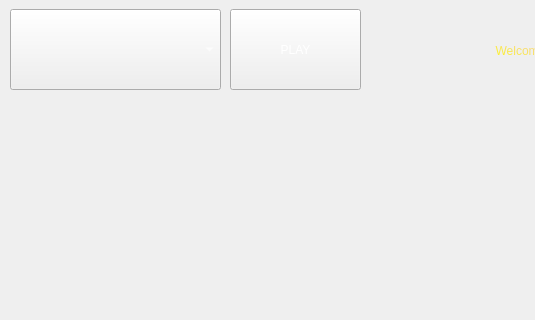
brahmihub/League_of_Legends-Champs_Generator, file generchamp.ui: the form before one commit; both pictures show x 0 to 535 and y 0 to 320 of the 1242 by 844 pixel window.
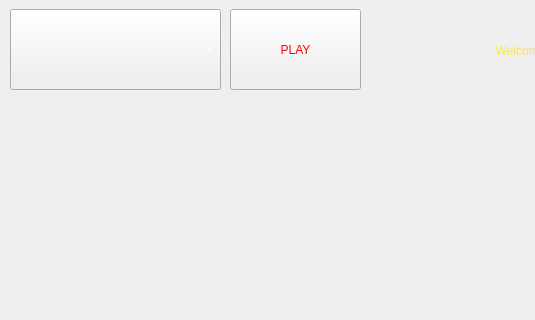
The form after the commit.

Patch:
```diff
--- a/generchamp.ui
+++ b/generchamp.ui
@@ -27,9 +27,8 @@
      </rect>
     </property>
     <property name="styleSheet">
-     <string notr="true">font: 20pt &quot;Snap ITC&quot;;
-color: rgb(255, 255, 255);
-</string>
+     <string notr="true">font: 16pt &quot;Snap ITC&quot;;
+color: rgb(255, 0, 0);</string>
     </property>
     <property name="text">
      <string>PLAY</string>
```
